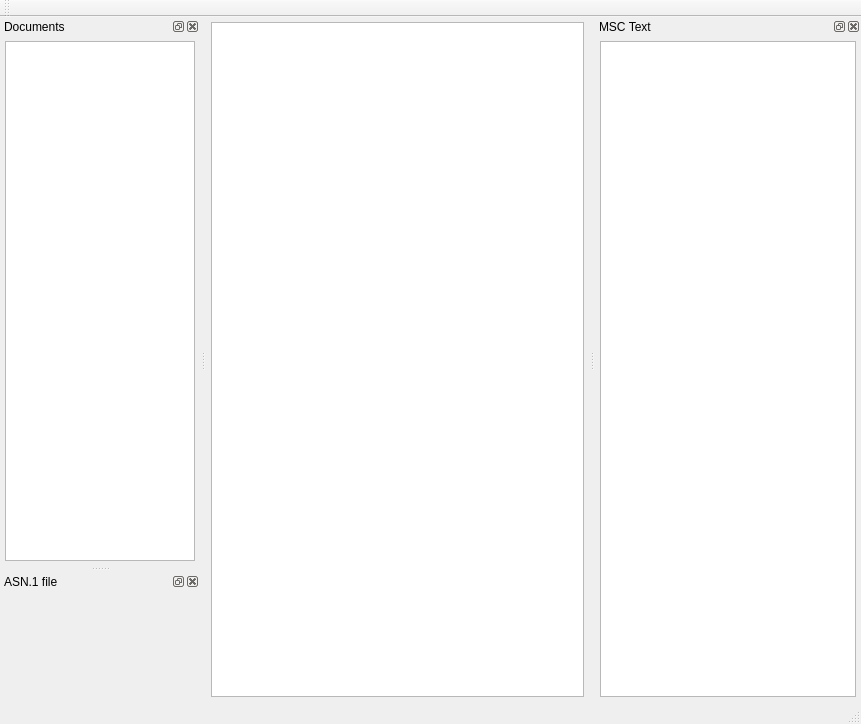
Qt form src/applications/msceditor/msceditor/mainwindow.ui (esa/spacecreator) before a commit.
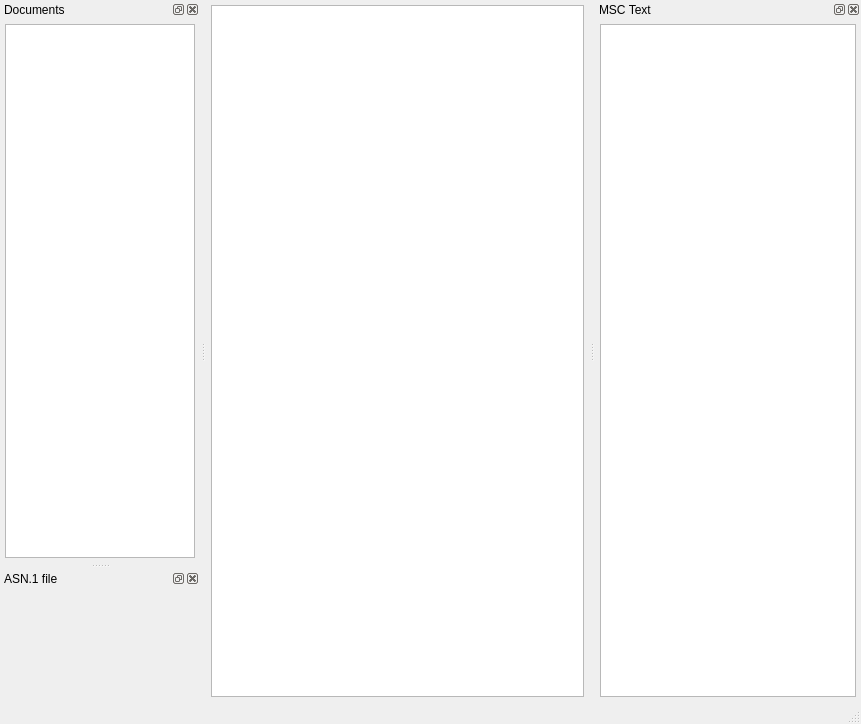
The same form after that commit. Custom widgets are drawn as their Qt base class.

Commit message: #27 Port the msc editor to use the shared plugin class as well

Patch:
```diff
--- a/src/applications/msceditor/msceditor/mainwindow.ui
+++ b/src/applications/msceditor/msceditor/mainwindow.ui
@@ -67,17 +67,6 @@
     </rect>
    </property>
   </widget>
-  <widget class="QToolBar" name="mainToolBar">
-   <property name="windowTitle">
-    <string>General</string>
-   </property>
-   <attribute name="toolBarArea">
-    <enum>TopToolBarArea</enum>
-   </attribute>
-   <attribute name="toolBarBreak">
-    <bool>false</bool>
-   </attribute>
-  </widget>
   <widget class="QStatusBar" name="statusBar"/>
   <widget class="QDockWidget" name="dockWidgetDocument">
    <property name="minimumSize">
```
The commit also changes 10 other files.
